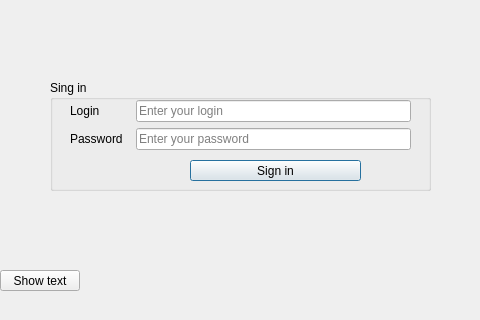
Old version of the form welcomewindow.ui in the repository yallknows/system.
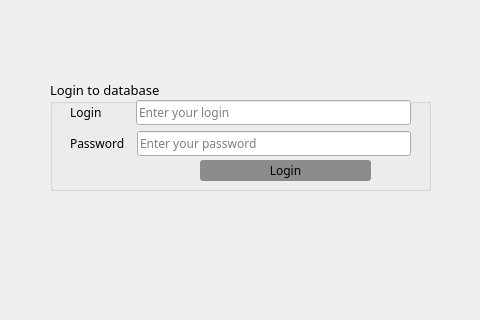
New version of the form. Icons and pictures are not drawn.

Commit message: Added login possibility

```diff
--- a/welcomewindow.ui
+++ b/welcomewindow.ui
@@ -16,6 +16,19 @@
     <height>320</height>
    </size>
   </property>
+  <property name="maximumSize">
+   <size>
+    <width>480</width>
+    <height>320</height>
+   </size>
+  </property>
+  <property name="font">
+   <font>
+    <family>Franklin Gothic Medium</family>
+    <weight>50</weight>
+    <bold>false</bold>
+   </font>
+  </property>
   <property name="windowTitle">
    <string>Information system sing in</string>
   </property>
@@ -26,7 +39,6 @@
   <property name="styleSheet">
    <string notr="true">#widget_background
 {
-	
 	border-image: url(:/images/src/img/background_welcomewindow.jpg);
 }
 
@@ -34,8 +46,25 @@
 {
 	border-image: url(:/images/src/img/statusbar_welcomewindow.jpg);
 }
+
+#pushButton_login
+{
+	border-radius:3px;
+	background-color:rgb(140, 140, 140);
+}
+
+#pushButton_login:hover
+{
+	background-color:rgb(30, 170, 145);
+}
 </string>
   </property>
+  <property name="locale">
+   <locale language="English" country="UnitedStates"/>
+  </property>
+  <property name="sizeGripEnabled">
+   <bool>false</bool>
+  </property>
   <widget class="QWidget" name="widget_statusbar" native="true">
    <property name="geometry">
     <rect>
@@ -58,7 +87,12 @@
      <height>298</height>
     </rect>
    </property>
-   <widget class="QGroupBox" name="groupBox">
+   <property name="font">
+    <font>
+     <family>Franklin Gothic Medium</family>
+    </font>
+   </property>
+   <widget class="QGroupBox" name="groupBox_login_to_database">
     <property name="geometry">
      <rect>
       <x>50</x>
@@ -67,43 +101,72 @@
       <height>111</height>
      </rect>
     </property>
+    <property name="font">
+     <font>
+      <family>Franklin Gothic Medium</family>
+      <pointsize>10</pointsize>
+      <weight>50</weight>
+      <bold>false</bold>
+     </font>
+    </property>
+    <property name="styleSheet">
+     <string notr="true"/>
+    </property>
     <property name="title">
-     <string>Sing in</string>
+     <string>Login to database</string>
     </property>
     <widget class="QPushButton" name="pushButton_login">
      <property name="geometry">
       <rect>
-       <x>140</x>
+       <x>150</x>
        <y>80</y>
        <width>171</width>
        <height>21</height>
       </rect>
      </property>
+     <property name="font">
+      <font>
+       <family>Franklin Gothic Medium</family>
+      </font>
+     </property>
+     <property name="styleSheet">
+      <string notr="true"/>
+     </property>
      <property name="text">
-      <string>Sign in</string>
+      <string>Login</string>
      </property>
     </widget>
-    <widget class="QWidget" name="">
+    <widget class="QWidget" name="layoutWidget">
      <property name="geometry">
       <rect>
        <x>20</x>
        <y>20</y>
        <width>341</width>
-       <height>52</height>
+       <height>58</height>
       </rect>
      </property>
-     <layout class="QVBoxLayout" name="verticalLayout">
+     <layout class="QVBoxLayout" name="verticalLayout_login_input">
       <item>
        <layout class="QHBoxLayout" name="horizontalLayout">
         <item>
-         <widget class="QLabel" name="label">
+         <widget class="QLabel" name="label_username">
+          <property name="font">
+           <font>
+            <family>Franklin Gothic Medium</family>
+           </font>
+          </property>
           <property name="text">
            <string>Login         </string>
           </property>
          </widget>
         </item>
         <item>
-         <widget class="QLineEdit" name="lineEdit">
+         <widget class="QLineEdit" name="lineEdit_username">
+          <property name="font">
+           <font>
+            <family>Franklin Gothic Medium</family>
+           </font>
+          </property>
           <property name="placeholderText">
            <string>Enter your login</string>
           </property>
@@ -114,14 +177,24 @@
       <item>
        <layout class="QHBoxLayout" name="horizontalLayout_2">
         <item>
-         <widget class="QLabel" name="label_2">
+         <widget class="QLabel" name="label_password">
+          <property name="font">
+           <font>
+            <family>Franklin Gothic Medium</family>
+           </font>
+          </property>
           <property name="text">
            <string>Password  </string>
           </property>
          </widget>
         </item>
         <item>
-         <widget class="QLineEdit" name="lineEdit_2">
+         <widget class="QLineEdit" name="lineEdit_password">
+          <property name="font">
+           <font>
+            <family>Franklin Gothic Medium</family>
+           </font>
+          </property>
           <property name="echoMode">
            <enum>QLineEdit::Password</enum>
           </property>
@@ -135,19 +208,6 @@
      </layout>
     </widget>
    </widget>
-   <widget class="QPushButton" name="pushButton_show_text">
-    <property name="geometry">
-     <rect>
-      <x>0</x>
-      <y>270</y>
-      <width>80</width>
-      <height>21</height>
-     </rect>
-    </property>
-    <property name="text">
-     <string>Show text</string>
-    </property>
-   </widget>
   </widget>
   <widget class="QLabel" name="label_statusbar">
    <property name="geometry">
```
Left out of the diff: 18 changed lines with no effect on the pictures. The commit also changes 6 other files.
